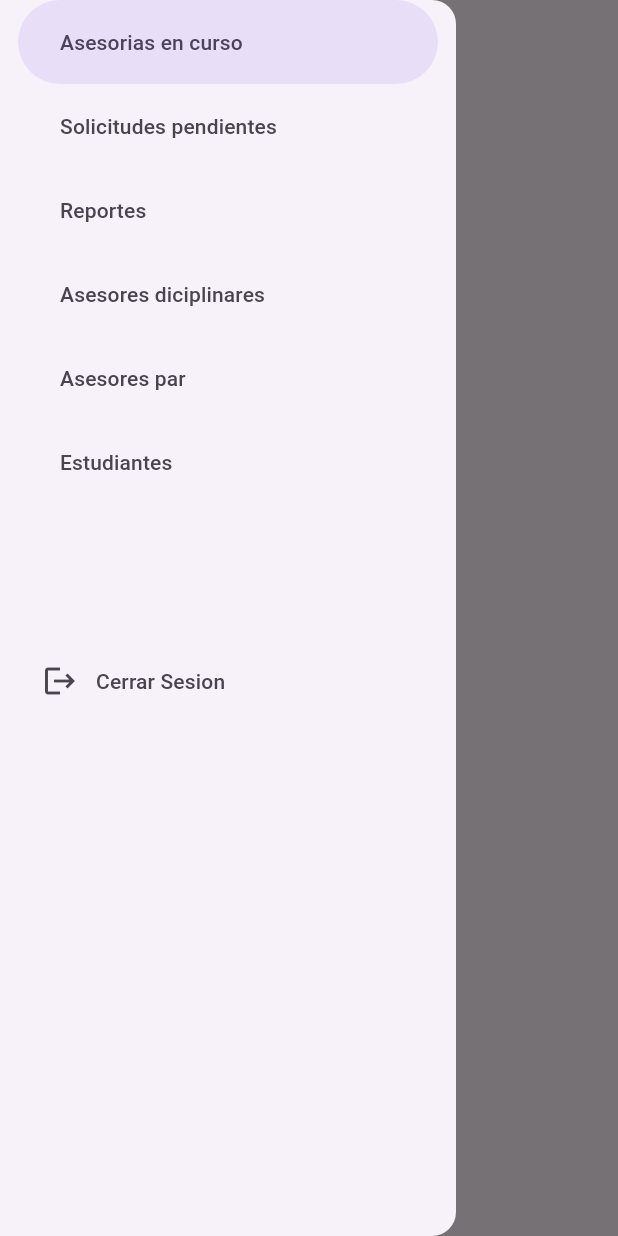
After one commit to Jose290204/flutter_asesorias_fic, a Flutter app: the AsesoriasEnCursoScreen screen opened by its route, with the side drawer open, on a phone screen of 412 x 824 dp. The commit adds this screen. Run offline on Flutter 3.47's test engine with Material 3 defaults, Android fonts, the light colour scheme and no system bars; network calls fail.

Commit message:
Se agrego verificacion de credenciales al login, se agrego la funcion de navegar entre pantallas en login, se creo la pagina principal de asesorias en curso, se creo el menu lateral

```diff
--- a/lib/main.dart
+++ b/lib/main.dart
@@ -1,5 +1,5 @@
 import 'package:flutter/material.dart';
-import 'package:prueba_proyecto_asesorias/Screen/Login/login_screen.dart';
+import 'package:prueba_proyecto_asesorias/mobile/routes/app_routes.dart';
 
 
 void main() => runApp(const MyApp());
@@ -12,7 +12,8 @@ class MyApp extends StatelessWidget {
     return MaterialApp(
       debugShowCheckedModeBanner: false,
       title: 'Material App',
-      home: LoginScreen(),
+      initialRoute: AppRoutes.initialRoute,
+      routes: AppRoutes.routes,
     );
   }
 }
--- /dev/null
+++ b/lib/mobile/presentation/screens/asesorias_en_curso_screen.dart
@@ -0,0 +1,23 @@
+import 'package:flutter/material.dart';
+import 'package:prueba_proyecto_asesorias/mobile/presentation/widgets/menu_lateral.dart';
+
+class AsesoriasEnCursoScreen extends StatelessWidget {
+  const AsesoriasEnCursoScreen({super.key});
+
+  @override
+  Widget build(BuildContext context) {
+    return  Scaffold(
+      appBar: AppBar(
+
+        title: const Text("Asesorías en curso"),
+        centerTitle: true,
+      ),
+
+      drawer: MenuLateral(),
+
+      body: const Center(
+        child: Text("Offroad is so beautiful"),
+      ),
+    );
+  }
+}
--- /dev/null
+++ b/lib/mobile/presentation/widgets/menu_lateral.dart
@@ -0,0 +1,66 @@
+import 'package:flutter/material.dart';
+
+class MenuLateral extends StatefulWidget {
+  const MenuLateral({super.key});
+
+  @override
+  State<MenuLateral> createState() => _MenuLateralState();
+}
+
+class _MenuLateralState extends State<MenuLateral> {
+  @override
+  Widget build(BuildContext context) {
+    return NavigationDrawer(
+
+
+
+      children: [
+
+        ClipRRect(
+          borderRadius: BorderRadius.circular(100),
+          child: Image.network(
+            'https://lh6.googleusercontent.com/proxy/BBcD6bv8aC2dILeWVFAicYHDPQm92bVjgZNhwa5O39qoJwjVt6AYzdA2LpeDg78U8rmVbO1dO09Lf_d_sQl6CwcJFHIt8TdTRVS2LxHXivccGTAHv8s',
+
+          ),
+        ),
+
+        NavigationDrawerDestination(
+          icon: Container(),
+          label: Text('Asesorias en curso'),
+        ),
+
+        NavigationDrawerDestination(
+          icon: Container(),
+          label: Text('Solicitudes pendientes'),
+        ),
+
+        NavigationDrawerDestination(
+          icon: Container(),
+          label: Text('Reportes'),
+        ),
+
+        NavigationDrawerDestination(
+          icon: Container(),
+          label: Text('Asesores diciplinares'),
+        ),
+
+        NavigationDrawerDestination(
+          icon: Container(),
+          label: Text('Asesores par'),
+        ),
+
+        NavigationDrawerDestination(
+          icon: Container(),
+          label: Text('Estudiantes'),
+        ),
+
+        SizedBox(height: 90,),
+
+        NavigationDrawerDestination(
+          icon: Icon(Icons.logout),
+          label: Text('Cerrar Sesion')
+          ),
+      ],
+    );
+  }
+}
--- /dev/null
+++ b/lib/mobile/routes/app_routes.dart
@@ -0,0 +1,17 @@
+import 'package:flutter/material.dart';
+
+import '../presentation/screens/asesorias_en_curso_screen.dart';
+import '../presentation/screens/login_screen.dart';
+
+class AppRoutes {
+
+  static const initialRoute = '/login';
+
+  static Map <String, WidgetBuilder> routes = {
+
+    '/login': (context) => const LoginScreen(),
+    '/asesoriasEnCurso': (context) => const AsesoriasEnCursoScreen(),
+
+  };
+
+}
```
Also changed, not shown: lib/mobile/presentation/screens/login_screen.dart (renamed from lib/Screen/Login/login_screen.dart, +41 -5 lines), lib/shared/core/colores.dart (renamed from lib/values/colores.dart).
